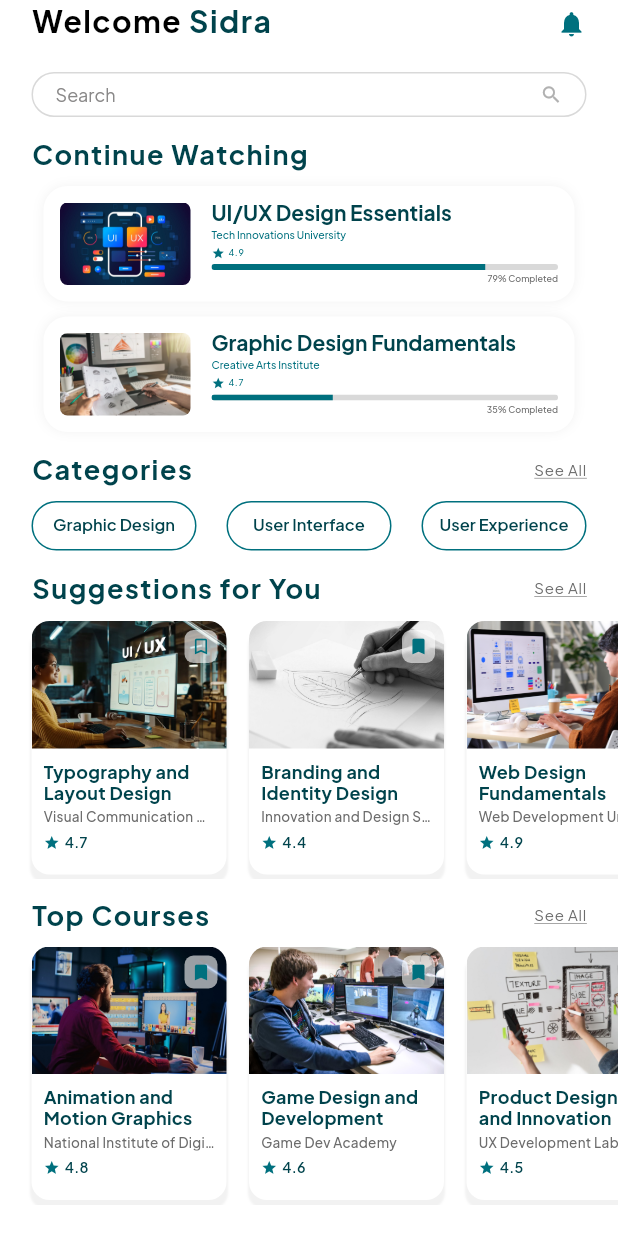
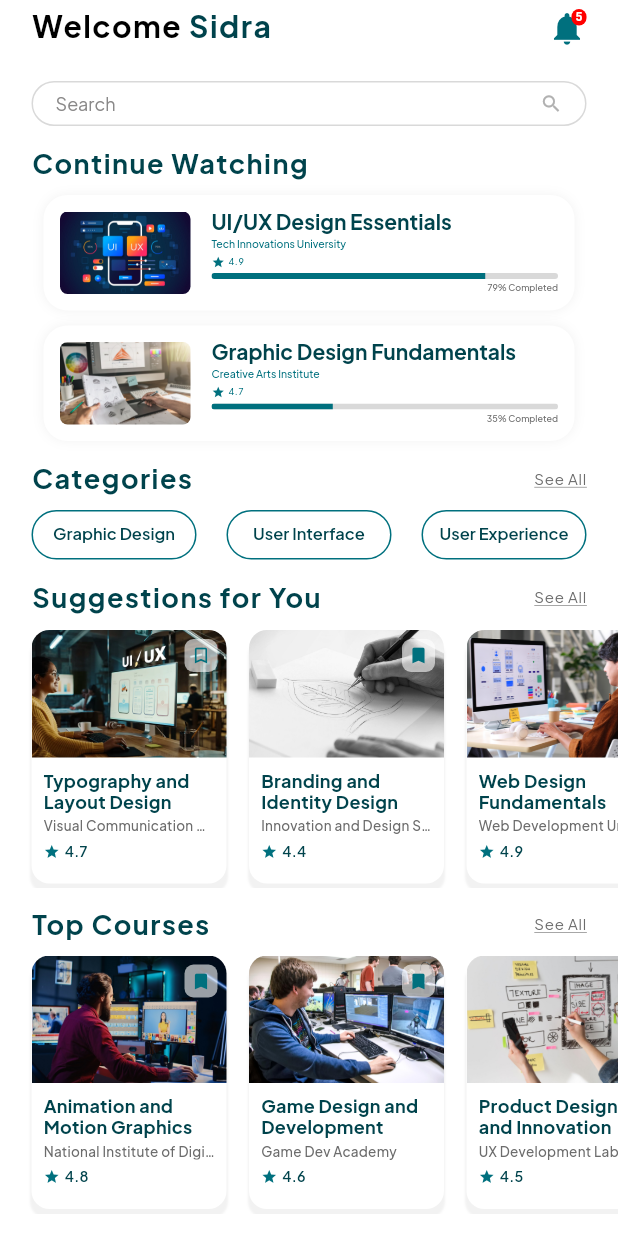
Before and after one commit to Dinu16/Laboratorul_2_PAM, a Flutter app: the screen it shows after launch, on a phone screen of 412 x 824 dp. Run offline on Flutter 3.47's test engine with Material 2 defaults, Android fonts, the phone set to English and light mode, and no system bars; our stand-ins replace get.

Commit message:
WelcomeHeaderWidget adjusted for json

```diff
--- a/lib/controllers/home_page_controller.dart
+++ b/lib/controllers/home_page_controller.dart
@@ -23,7 +23,7 @@ class HomePageController extends GetxController {
   void addItems() {
     items.add(SpacerItem(height: 6));
 
-    items.add(WelcomeHeaderItem(userName: " Sidra"));
+    items.add(WelcomeHeaderItem(userName: " Sidra", nrOfNotifications: 5));
 
     items.add(SpacerItem(height: 22));
 
--- a/lib/list_items/welcome_header_item.dart
+++ b/lib/list_items/welcome_header_item.dart
@@ -2,6 +2,7 @@ import 'package:lab_2/list_items/list_item.dart';
 
 class WelcomeHeaderItem extends ListItem {
   final String userName;
+  final int? nrOfNotifications;
 
-  WelcomeHeaderItem({required this.userName});
+  WelcomeHeaderItem({required this.userName, required this.nrOfNotifications});
 }
--- a/lib/resources/app_colors.dart
+++ b/lib/resources/app_colors.dart
@@ -13,4 +13,5 @@ class AppColors{
   static Color colorEFF2 = Color(0xffD9EFF2);
   static Color colorDEDE = Color(0xffDEDEDE);
   static Color color8697 = Color(0xff018697);
+  static Color colorF000 = Color(0xffFF0000);
 }
--- a/lib/widgets/welcome_header_widget.dart
+++ b/lib/widgets/welcome_header_widget.dart
@@ -41,10 +41,38 @@ class WelcomeHeaderWidget extends StatelessWidget {
               ]
             ),
             ),
-          Icon(
-            Icons.notifications,
-            size: 20,
-            color: AppColors.color707E,
+          Stack(
+            children:[
+              Icon(
+                Icons.notifications,
+                size: 26,
+                color: AppColors.color707E,
+              ),
+              Positioned(
+                right: 0,
+                top: 0,
+                child: Container(
+                  padding: EdgeInsets.all(1),
+                  decoration: BoxDecoration(
+                    color: AppColors.colorF000,
+                    borderRadius: BorderRadius.circular(6),
+                  ),
+                  constraints: const BoxConstraints(
+                    minWidth: 10,
+                    minHeight: 10,
+                  ),
+                  child: Text(
+                    "${item.nrOfNotifications}",
+                    style: TextStyle(
+                      color: AppColors.colorffff,
+                      fontSize: 8,
+                      fontWeight: FontWeight.bold,
+                    ),
+                    textAlign: TextAlign.center,
+                  ),
+                ),
+              ),
+            ]
           ),
         ],
       ),
```
